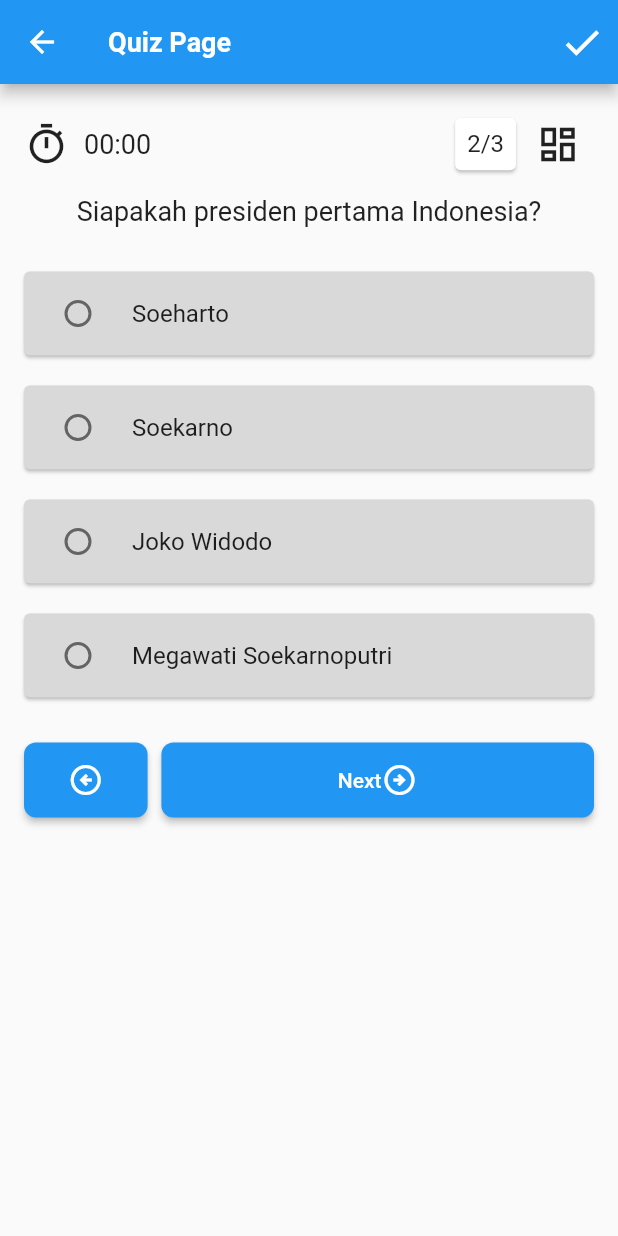
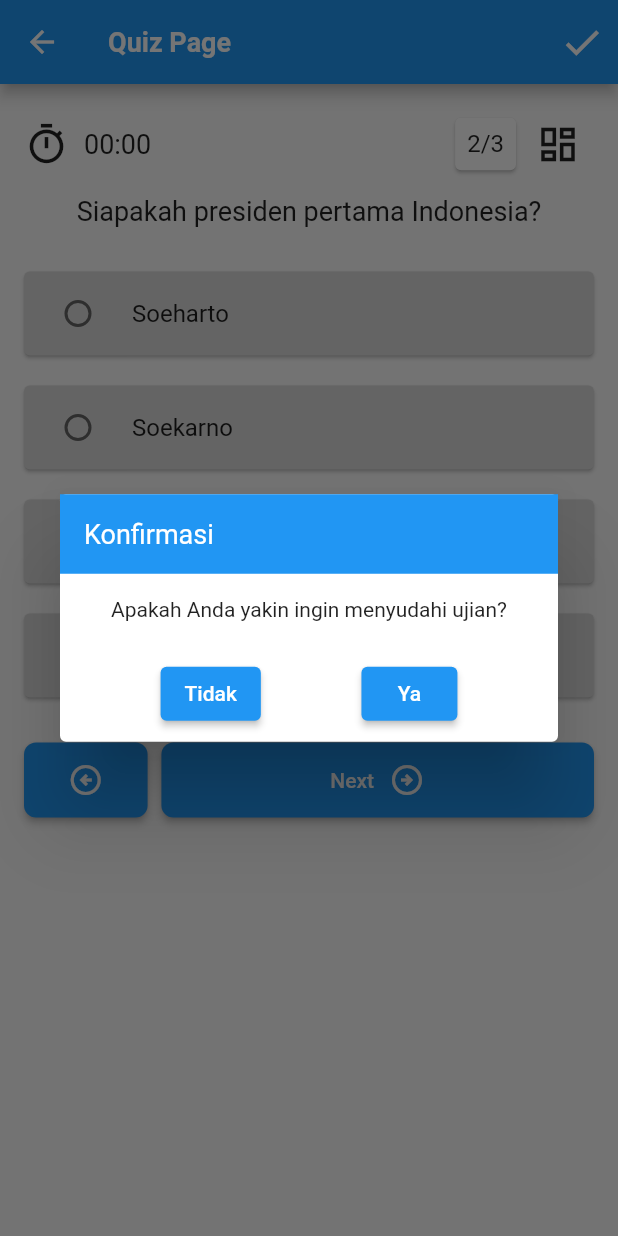
Before and after one commit to muhammadramadhan2045/slicing_quiz, a Flutter app: the QuizView screen opened by its route, after a tap on "Next", after a tap on the "check" icon, on a phone screen of 412 x 824 dp. Run offline on Flutter 3.47's test engine with Material 2 defaults, Android fonts, the phone set to English and light mode, and no system bars; our stand-ins replace get.

```diff
--- a/lib/app/modules/quiz/controllers/quiz_controller.dart
+++ b/lib/app/modules/quiz/controllers/quiz_controller.dart
@@ -1,5 +1,6 @@
 import 'package:flutter/material.dart';
 import 'package:get/get.dart';
+import 'package:quiz_getx/app/routes/app_pages.dart';
 
 class QuizController extends GetxController {
   var currentQuestionIndex = 0.obs;
@@ -68,20 +69,7 @@ class QuizController extends GetxController {
     if (currentQuestionIndex.value < questions.length - 1) {
       currentQuestionIndex.value++;
     } else {
-      Get.defaultDialog(
-        title: 'Kuis Selesai',
-        content: Text('Skor Anda: ${score.value} / ${questions.length}'),
-        actions: [
-          TextButton(
-            onPressed: () {
-              currentQuestionIndex.value = 0;
-              score.value = 0;
-              Get.back();
-            },
-            child: const Text('Tutup'),
-          ),
-        ],
-      );
+      showExitQuizDialog();
     }
   }
 
@@ -91,24 +79,94 @@ class QuizController extends GetxController {
     }
   }
 
+  // void showExitQuizDialog() {
+  //   Get.defaultDialog(
+  //     title: 'Konfirmasi',
+  //     middleText: 'Apakah Anda yakin ingin menyudahi ujian?',
+  //     radius: 20,
+  //     contentPadding: const EdgeInsets.all(16),
+  //     titleStyle: const TextStyle(
+  //       fontSize: 20,
+  //       fontWeight: FontWeight.bold,
+  //       backgroundColor: Colors.blue,
+  //     ),
+  //     confirm: ElevatedButton(
+  //       onPressed: () {
+  //         if (selectedIndices.isNotEmpty) {
+  //           int selectedAnswerIndex = selectedIndices[0];
+  //           List<int> correctAnswerIndices =
+  //               questions[currentQuestionIndex.value]['correctIndex'];
+
+  //           if (correctAnswerIndices.contains(selectedAnswerIndex)) {
+  //             score.value++;
+  //           }
+  //         }
+  //         selectedIndices.clear();
+  //         Get.offAllNamed(Routes.RESULT); // Pindah ke halaman hasil
+  //       },
+  //       child: const Text('Ya'),
+  //     ),
+  //     cancel: ElevatedButton(
+  //       onPressed: () {
+  //         Get.back();
+  //       },
+  //       child: const Text('Tidak'),
+  //     ),
+  //   );
+  // }
   void showExitQuizDialog() {
-    Get.defaultDialog(
-      title: 'Konfirmasi',
-      middleText: 'Apakah Anda yakin ingin menyudahi ujian?',
-      actions: [
-        ElevatedButton(
-          onPressed: () {
-            // Get.offAll(ResultPage()); // Pindah ke halaman hasil
-          },
-          child: const Text('Ya'),
+    Get.dialog(
+      Dialog(
+        child: Column(
+          mainAxisSize: MainAxisSize.min,
+          children: [
+            Container(
+              color: Colors
+                  .blue, // Ganti warna latar belakang sesuai keinginan Anda
+              padding: const EdgeInsets.all(16),
+              width: double.infinity,
+              child: const Text(
+                'Konfirmasi',
+                style: TextStyle(
+                  color: Colors.white, // Ganti warna teks jika diperlukan
+                  fontSize: 18, // Ganti ukuran font jika diperlukan
                 ),
+              ),
+            ),
+            const Padding(
+              padding: EdgeInsets.all(16),
+              child: Text('Apakah Anda yakin ingin menyudahi ujian?'),
+            ),
+            ButtonBar(
+              alignment: MainAxisAlignment.spaceEvenly,
+              children: [
                 ElevatedButton(
                   onPressed: () {
                     Get.back();
                   },
                   child: const Text('Tidak'),
                 ),
+                ElevatedButton(
+                  onPressed: () {
+                    if (selectedIndices.isNotEmpty) {
+                      int selectedAnswerIndex = selectedIndices[0];
+                      List<int> correctAnswerIndices =
+                          questions[currentQuestionIndex.value]['correctIndex'];
+
+                      if (correctAnswerIndices.contains(selectedAnswerIndex)) {
+                        score.value++;
+                      }
+                    }
+                    selectedIndices.clear();
+                    Get.offAllNamed(Routes.RESULT); // Pindah ke halaman hasil
+                  },
+                  child: const Text('Ya'),
+                ),
               ],
+            ),
+          ],
+        ),
+      ),
     );
   }
 }
--- a/lib/app/modules/quiz/views/quiz_view.dart
+++ b/lib/app/modules/quiz/views/quiz_view.dart
@@ -9,8 +9,6 @@ class QuizView extends GetView<QuizController> {
 
   @override
   Widget build(BuildContext context) {
-    debugPrint(
-        'QuizView rebuild :${controller.questions[controller.currentQuestionIndex.value]['question']}');
     return Scaffold(
       appBar: AppBar(
         title: const Text('Quiz Page'),
@@ -29,7 +27,7 @@ class QuizView extends GetView<QuizController> {
         backgroundColor: Theme.of(context).primaryColor,
         actions: [
           IconButton(
-            onPressed: () {},
+            onPressed: () => controller.showExitQuizDialog(),
             icon: const Icon(Icons.check, size: 30, color: Colors.white),
           ),
         ],
@@ -166,7 +164,7 @@ class QuizView extends GetView<QuizController> {
                               );
                             },
                           )),
-                          SizedBox(height: 20),
+                          const SizedBox(height: 20),
                           Row(
                             mainAxisAlignment: MainAxisAlignment.spaceBetween,
                             children: [
@@ -217,6 +215,7 @@ class QuizView extends GetView<QuizController> {
                                 },
                                 child: Row(
                                   mainAxisAlignment: MainAxisAlignment.center,
+                                  crossAxisAlignment: CrossAxisAlignment.center,
                                   children: [
                                     controller.currentQuestionIndex.value <
                                             controller.questions.length - 1
@@ -230,6 +229,7 @@ class QuizView extends GetView<QuizController> {
                                             style:
                                                 TextStyle(color: Colors.white),
                                           ),
+                                    const SizedBox(width: 10),
                                     controller.currentQuestionIndex.value <
                                             controller.questions.length - 1
                                         ? const Icon(
@@ -239,6 +239,7 @@ class QuizView extends GetView<QuizController> {
                                         : const Icon(
                                             Icons.done_outline_rounded,
                                             color: Colors.white,
+                                            size: 20,
                                           ),
                                   ],
                                 ),
@@ -312,7 +313,7 @@ class QuizView extends GetView<QuizController> {
                           borderRadius: BorderRadius.circular(8.0),
                         ),
                         child: Text(
-                          (index + 1).toString(), // Tampilkan nomor soal
+                          (index + 1).toString(), // Tampilkan nomor sosubal
                           style: const TextStyle(
                             color: Colors.black,
                             fontWeight: FontWeight.bold,
--- a/lib/app/routes/app_pages.dart
+++ b/lib/app/routes/app_pages.dart
@@ -1,4 +1,5 @@
 import 'package:get/get.dart';
+import 'package:quiz_getx/app/modules/quiz/views/result_view.dart';
 
 import '../modules/home/bindings/home_binding.dart';
 import '../modules/home/views/home_view.dart';
@@ -23,5 +24,10 @@ class AppPages {
       page: () => const QuizView(),
       binding: QuizBinding(),
     ),
+    GetPage(
+      name: _Paths.RESULT,
+      page: () => const ResultView(),
+      binding: QuizBinding(),
+    ),
   ];
 }
--- a/lib/app/routes/app_routes.dart
+++ b/lib/app/routes/app_routes.dart
@@ -5,10 +5,12 @@ abstract class Routes {
   Routes._();
   static const HOME = _Paths.HOME;
   static const QUIZ = _Paths.QUIZ;
+  static const RESULT = _Paths.RESULT;
 }
 
 abstract class _Paths {
   _Paths._();
   static const HOME = '/home';
   static const QUIZ = '/quiz';
+  static const RESULT = '/result';
 }
```
Also changed, not shown: lib/app/modules/home/controllers/home_controller.dart (+10 -0 lines), lib/app/modules/home/views/home_view.dart (+29 -6 lines), lib/app/modules/home/views/widget/explanation_widget.dart (added, +99 -0 lines), lib/app/modules/quiz/views/result_view.dart (added, +34 -0 lines). Lines whose indentation alone changed are shown as unchanged.
